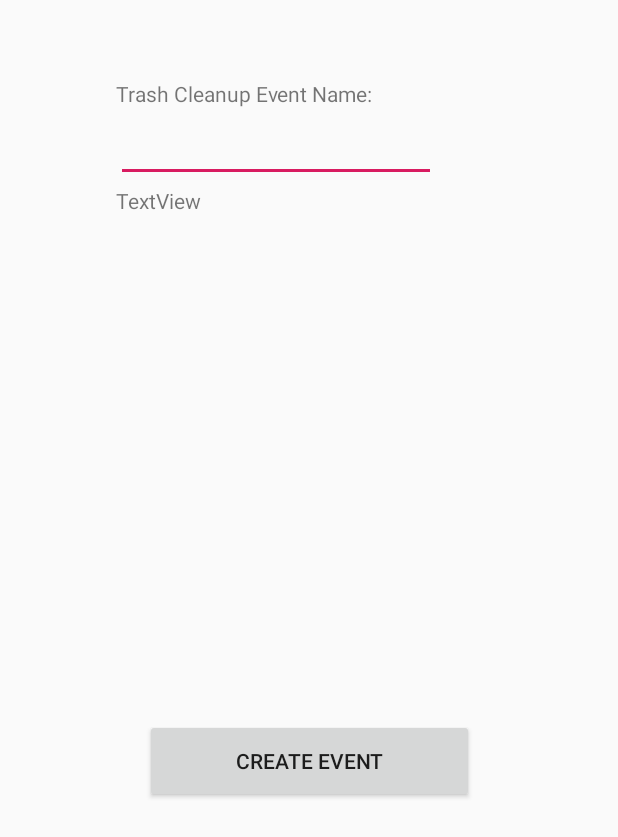
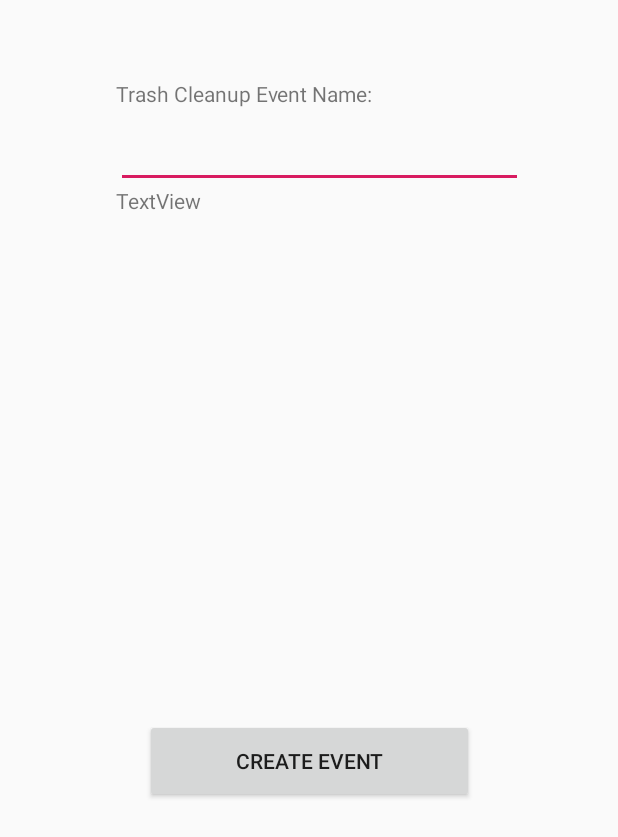
Before and after one commit to Bobtron/Tidey, an Android app: the layout activity_createevent.xml on its own in the app's theme, with its tools: preview values and no code run, on a phone screen of 412 x 824 dp. Shown: the top 837 px of the screen. Run offline under Robolectric (Android 15) with nearby library versions, the phone set to English and light mode, and no system bars.

Commit message:
final HackSC change

```diff
--- a/TrashyRedditApp/app/src/main/res/layout/activity_createevent.xml
+++ b/TrashyRedditApp/app/src/main/res/layout/activity_createevent.xml
@@ -37,14 +37,12 @@
 
     <EditText
         android:id="@+id/editTextEventName"
-        android:layout_width="wrap_content"
-        android:layout_height="wrap_content"
+        android:layout_width="271dp"
+        android:layout_height="49dp"
         android:layout_marginTop="4dp"
         android:ems="10"
         android:inputType="textPersonName"
         app:layout_constraintBottom_toTopOf="@+id/loc"
-        app:layout_constraintEnd_toEndOf="@+id/textView"
-        app:layout_constraintHorizontal_bias="0.0"
         app:layout_constraintStart_toStartOf="@+id/textView"
         app:layout_constraintTop_toBottomOf="@+id/textView"
         app:layout_constraintVertical_bias="0.0" />
```
